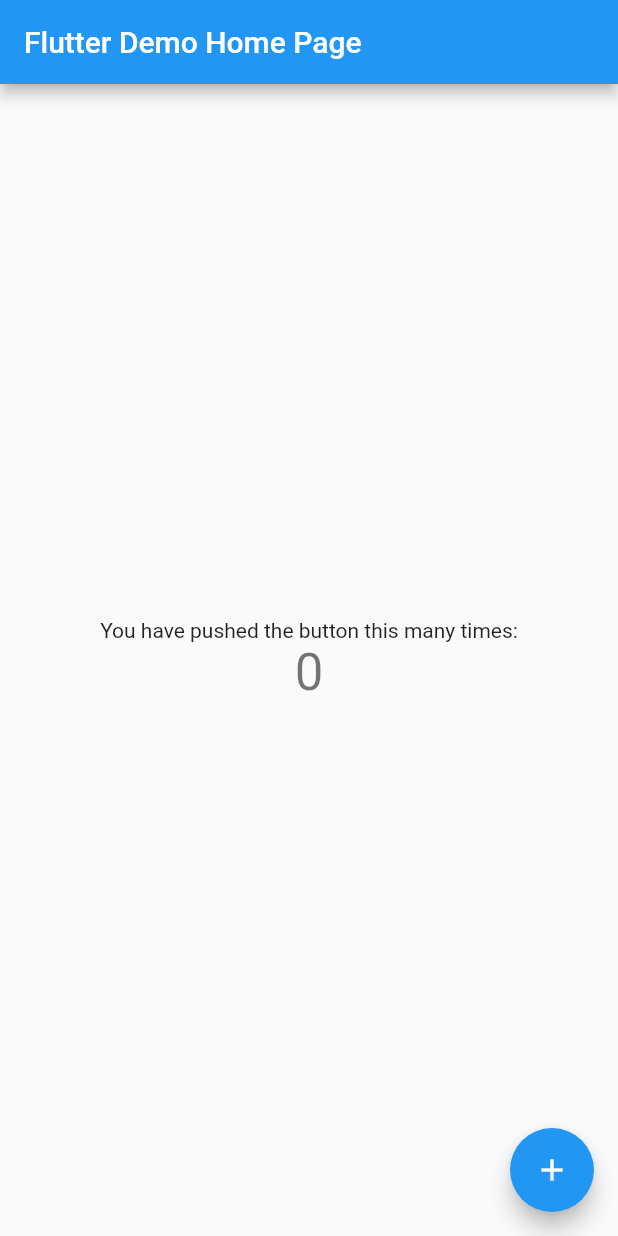
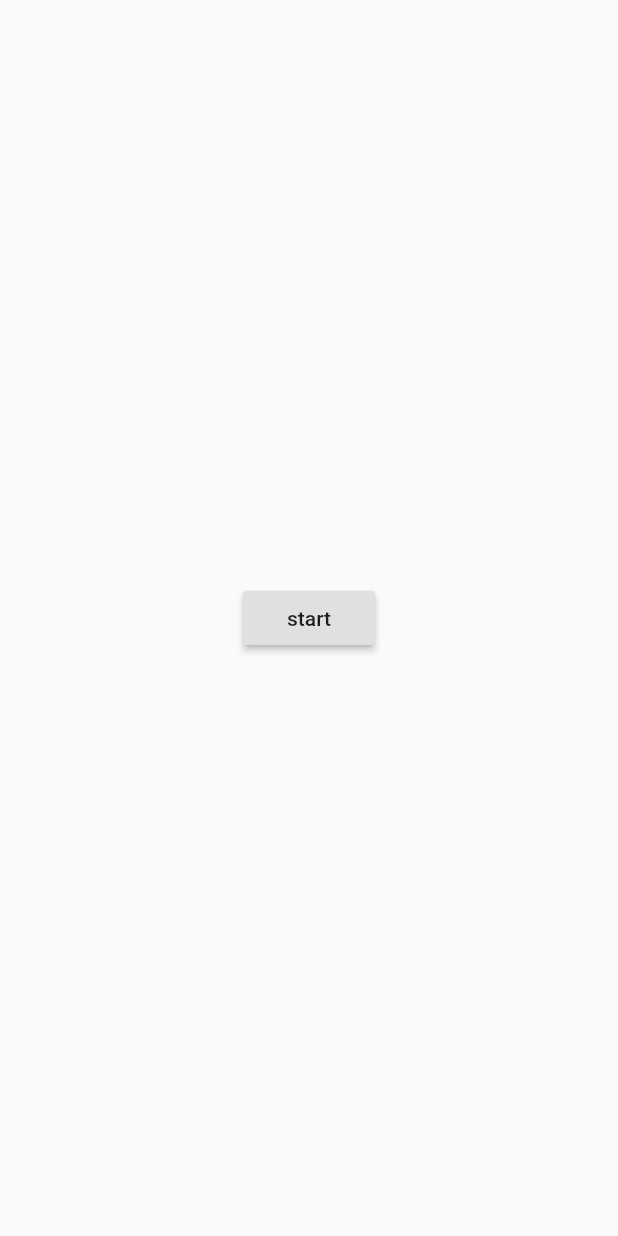
Before and after one commit to leohsmedeiros/LibrasToPortugueseApp, a Flutter app: the screen it shows after launch, on a phone screen of 412 x 824 dp. Run offline on Flutter 3.47's test engine with Material 2 defaults, Android fonts, the phone set to English and light mode, and no system bars; our stand-ins replace camera, get.

```diff
--- a/lib/main.dart
+++ b/lib/main.dart
@@ -1,117 +1,29 @@
 import 'package:flutter/material.dart';
+import 'package:get/get.dart';
+import 'package:camera/camera.dart';
 
-void main() {
+import 'pages/home_page/home_page.dart';
+import 'shared/routes/routes.dart';
+
+List<CameraDescription> cameras;
+
+Future<void> main() async {
+  WidgetsFlutterBinding.ensureInitialized();
+  cameras = await availableCameras();
   runApp(MyApp());
 }
 
 class MyApp extends StatelessWidget {
-  // This widget is the root of your application.
   @override
   Widget build(BuildContext context) {
-    return MaterialApp(
-      title: 'Flutter Demo',
+    return GetMaterialApp(
+      debugShowCheckedModeBanner: false,
+      initialRoute: '/',
+      routes: Routes.getRoutes(context),
       theme: ThemeData(
-        // This is the theme of your application.
-        //
-        // Try running your application with "flutter run". You'll see the
-        // application has a blue toolbar. Then, without quitting the app, try
-        // changing the primarySwatch below to Colors.green and then invoke
-        // "hot reload" (press "r" in the console where you ran "flutter run",
-        // or simply save your changes to "hot reload" in a Flutter IDE).
-        // Notice that the counter didn't reset back to zero; the application
-        // is not restarted.
         primarySwatch: Colors.blue,
-        // This makes the visual density adapt to the platform that you run
-        // the app on. For desktop platforms, the controls will be smaller and
-        // closer together (more dense) than on mobile platforms.
         visualDensity: VisualDensity.adaptivePlatformDensity,
       ),
-      home: MyHomePage(title: 'Flutter Demo Home Page'),
     );
   }
 }
-
-class MyHomePage extends StatefulWidget {
-  MyHomePage({Key key, this.title}) : super(key: key);
-
-  // This widget is the home page of your application. It is stateful, meaning
-  // that it has a State object (defined below) that contains fields that affect
-  // how it looks.
-
-  // This class is the configuration for the state. It holds the values (in this
-  // case the title) provided by the parent (in this case the App widget) and
-  // used by the build method of the State. Fields in a Widget subclass are
-  // always marked "final".
-
-  final String title;
-
-  @override
-  _MyHomePageState createState() => _MyHomePageState();
-}
-
-class _MyHomePageState extends State<MyHomePage> {
-  int _counter = 0;
-
-  void _incrementCounter() {
-    setState(() {
-      // This call to setState tells the Flutter framework that something has
-      // changed in this State, which causes it to rerun the build method below
-      // so that the display can reflect the updated values. If we changed
-      // _counter without calling setState(), then the build method would not be
-      // called again, and so nothing would appear to happen.
-      _counter++;
-    });
-  }
-
-  @override
-  Widget build(BuildContext context) {
-    // This method is rerun every time setState is called, for instance as done
-    // by the _incrementCounter method above.
-    //
-    // The Flutter framework has been optimized to make rerunning build methods
-    // fast, so that you can just rebuild anything that needs updating rather
-    // than having to individually change instances of widgets.
-    return Scaffold(
-      appBar: AppBar(
-        // Here we take the value from the MyHomePage object that was created by
-        // the App.build method, and use it to set our appbar title.
-        title: Text(widget.title),
-      ),
-      body: Center(
-        // Center is a layout widget. It takes a single child and positions it
-        // in the middle of the parent.
-        child: Column(
-          // Column is also a layout widget. It takes a list of children and
-          // arranges them vertically. By default, it sizes itself to fit its
-          // children horizontally, and tries to be as tall as its parent.
-          //
-          // Invoke "debug painting" (press "p" in the console, choose the
-          // "Toggle Debug Paint" action from the Flutter Inspector in Android
-          // Studio, or the "Toggle Debug Paint" command in Visual Studio Code)
-          // to see the wireframe for each widget.
-          //
-          // Column has various properties to control how it sizes itself and
-          // how it positions its children. Here we use mainAxisAlignment to
-          // center the children vertically; the main axis here is the vertical
-          // axis because Columns are vertical (the cross axis would be
-          // horizontal).
-          mainAxisAlignment: MainAxisAlignment.center,
-          children: <Widget>[
-            Text(
-              'You have pushed the button this many times:',
-            ),
-            Text(
-              '$_counter',
-              style: Theme.of(context).textTheme.headline4,
-            ),
-          ],
-        ),
-      ),
-      floatingActionButton: FloatingActionButton(
-        onPressed: _incrementCounter,
-        tooltip: 'Increment',
-        child: Icon(Icons.add),
-      ), // This trailing comma makes auto-formatting nicer for build methods.
-    );
-  }
-}
--- /dev/null
+++ b/lib/pages/home_page/home_page.dart
@@ -0,0 +1,17 @@
+import 'package:flutter/material.dart';
+import 'package:libras_to_portuguese_app/pages/camera/camera_page.dart';
+import 'package:libras_to_portuguese_app/shared/routes/routes.dart';
+
+class HomePage extends StatelessWidget {
+  @override
+  Widget build(BuildContext context) {
+    return Scaffold(
+      body: Center(
+        child: RaisedButton(
+          child: Text('start'),
+          onPressed: () => Navigator.pushNamed(context, Routes.getRouteName(CameraPage)),
+        ),
+      ),
+    );
+  }
+}
--- /dev/null
+++ b/lib/shared/routes/routes.dart
@@ -0,0 +1,16 @@
+import 'package:flutter/material.dart';
+import 'package:libras_to_portuguese_app/pages/camera/camera_page.dart';
+import 'package:libras_to_portuguese_app/pages/home_page/home_page.dart';
+
+class Routes {
+  static getRoutes(BuildContext context) {
+    return {
+      '/': (context) => HomePage(),
+      getRouteName(CameraPage): (context) => CameraPage(),
+    };
+  }
+
+  static String getRouteName(className) {
+    return '/${(className).toString()}';
+  }
+}
```
Also changed, not shown: lib/pages/camera/camera_page.dart (added, +92 -0 lines), pubspec.yaml (+5 -55 lines), 2 other files.
